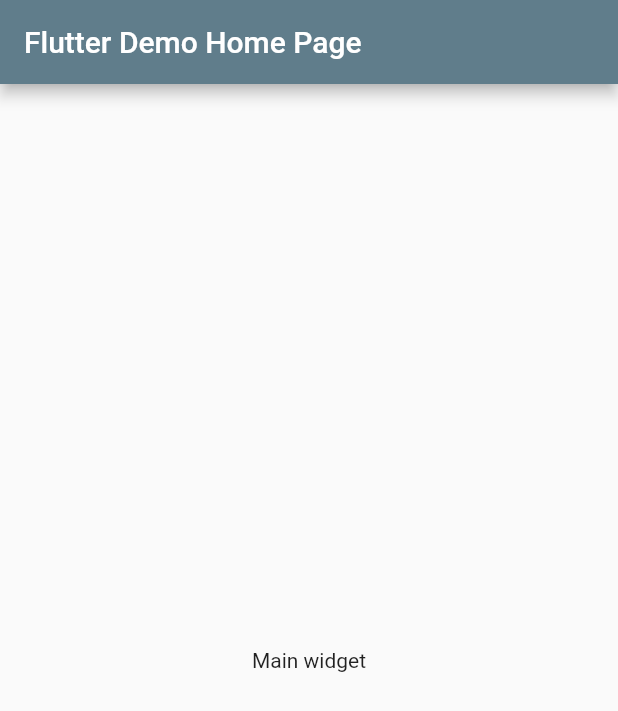
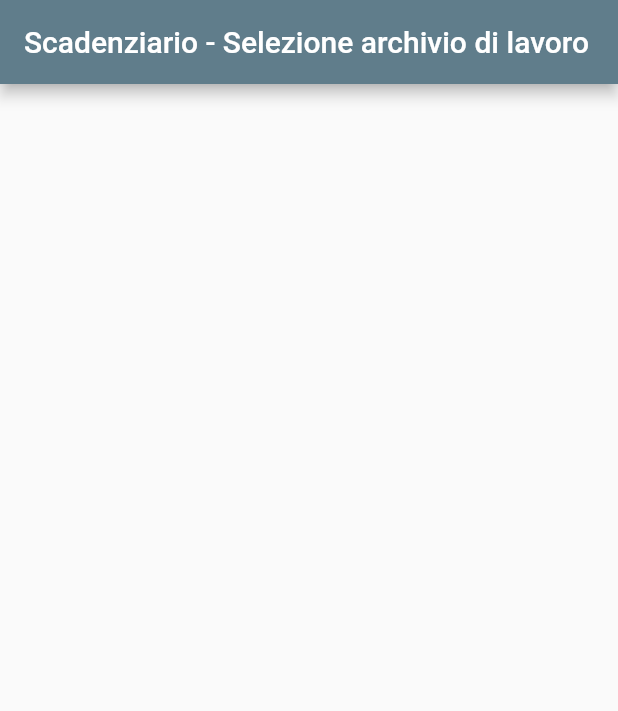
Before and after one commit to antonio-fasolato/scadenziario, a Flutter app: the screen it shows after launch, on a phone screen of 412 x 824 dp. Shown: the top 711 px of the screen. Run offline on Flutter 3.47's test engine with Material 2 defaults, Android fonts, the light colour scheme and no system bars.

Commit message:
Main scene

```diff
--- a/lib/main.dart
+++ b/lib/main.dart
@@ -1,4 +1,5 @@
 import 'package:flutter/material.dart';
+import 'package:scadenziario/scenes/database_selection_scene.dart';
 
 void main() {
   runApp(const Scadenziario());
@@ -10,41 +11,12 @@
   @override
   Widget build(BuildContext context) {
     return MaterialApp(
-      title: 'Flutter Demo',
+      title: 'Scadenziario',
       theme: ThemeData(
         primarySwatch: Colors.blueGrey,
       ),
-      home: const ScadenziarioWidget(title: 'Flutter Demo Home Page'),
+      routes: {"/": (buildContext) => DatabaseSelectionScene()},
+      initialRoute: '/',
     );
   }
 }
-
-class ScadenziarioWidget extends StatefulWidget {
-  const ScadenziarioWidget({super.key, required this.title});
-
-  final String title;
-
-  @override
-  State<ScadenziarioWidget> createState() => _ScadenziarioWidgetState();
-}
-
-class _ScadenziarioWidgetState extends State<ScadenziarioWidget> {
-  @override
-  Widget build(BuildContext context) {
-    return Scaffold(
-      appBar: AppBar(
-        title: Text(widget.title),
-      ),
-      body: Center(
-        child: Column(
-          mainAxisAlignment: MainAxisAlignment.center,
-          children: const <Widget>[
-            Text(
-              'Main widget',
-            ),
-          ],
-        ),
-      ),
-    );
-  }
-}
--- /dev/null
+++ b/lib/scenes/database_selection_scene.dart
@@ -0,0 +1,12 @@
+import 'package:flutter/material.dart';
+
+class DatabaseSelectionScene extends StatelessWidget {
+  @override
+  Widget build(BuildContext context) {
+    return Scaffold(
+      appBar: AppBar(
+        title: const Text("Scadenziario - Selezione archivio di lavoro"),
+      ),
+    );
+  }
+}
```
